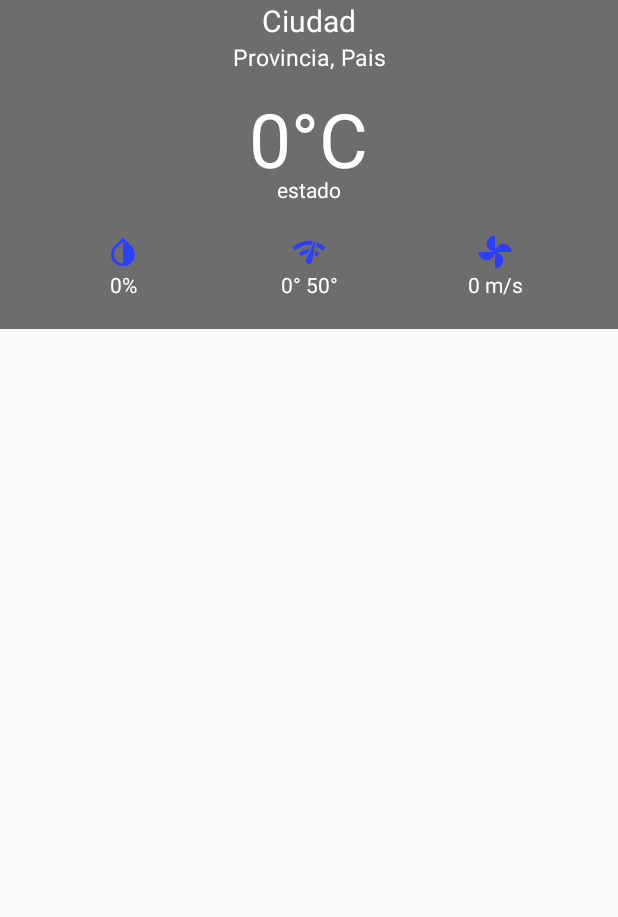
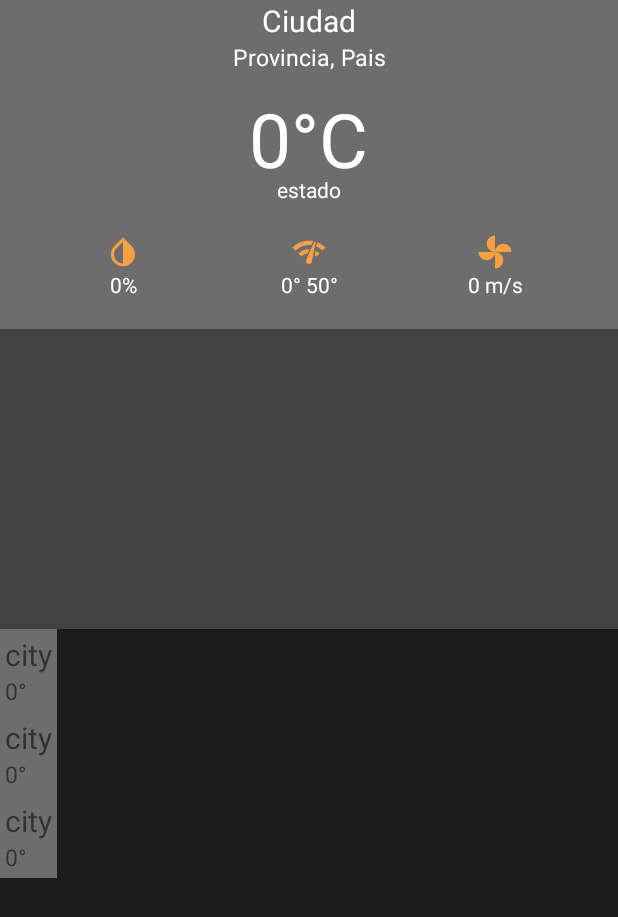
Before and after one commit to SabaPablo/weatherApp, an Android app: the layout activity_main.xml on its own in the app's theme, with its tools: preview values and no code run, on a phone screen of 412 x 824 dp. Shown: the top 917 px of the screen. Run offline under Robolectric (Android 15) with nearby library versions, the phone set to English and light mode, and no system bars; network calls fail.

Commit message:
:sparkles: world weathers - :hammer: prepare to set name of city

```diff
--- a/app/build.gradle
+++ b/app/build.gradle
@@ -38,5 +38,8 @@ dependencies {
     implementation 'com.android.support:design:27.1.1'
     implementation 'com.squareup.picasso:picasso:2.71828'
     implementation 'net.danlew:android.joda:2.10.1.1'
+    implementation "io.reactivex.rxjava2:rxjava:2.2.6"
+    implementation 'com.jakewharton.retrofit:retrofit2-rxjava2-adapter:1.0.0'
+
 
 }
--- a/app/src/main/java/com/example/saba/weatherapp/adapters/WeathersAdapter.kt
+++ b/app/src/main/java/com/example/saba/weatherapp/adapters/WeathersAdapter.kt
@@ -41,7 +41,7 @@ class WeathersAdapter : BaseAdapter {
         val pair = weatherList!![position]
         val inputDate = SimpleDateFormat("yyyy-MM-dd").parse(pair.first)
         val calendar = Calendar.getInstance()
-        calendar.setTime(inputDate)
+        calendar.time = inputDate
         val esLocale = Locale("es", "ES")
         val dayOfWeek = calendar.getDisplayName(Calendar.DAY_OF_WEEK, Calendar.LONG, esLocale)
         val minTemp = pair.second.main!!.temp_min!!.toInt().toString()
@@ -77,8 +77,8 @@ class WeathersAdapter : BaseAdapter {
 
         init {
             this.temp = view?.findViewById(R.id.temp_tv) as TextView
-            this.nameDay = view?.findViewById(R.id.name_day_tv) as TextView
-            this.imageView = view?.findViewById(R.id.icon_item_weather_iv)
+            this.nameDay = view.findViewById(R.id.name_day_tv) as TextView
+            this.imageView = view.findViewById(R.id.icon_item_weather_iv)
         }
     }
 
--- a/app/src/main/java/com/example/saba/weatherapp/application/AppAplication.kt
+++ b/app/src/main/java/com/example/saba/weatherapp/application/AppAplication.kt
@@ -4,6 +4,7 @@ import android.app.Application
 import com.example.saba.weatherapp.services.IpLocationService
 import com.example.saba.weatherapp.services.WeatherInterceptor
 import com.example.saba.weatherapp.services.WeatherService
+import com.jakewharton.retrofit2.adapter.rxjava2.RxJava2CallAdapterFactory
 import okhttp3.OkHttpClient
 import retrofit2.Retrofit
 import retrofit2.converter.gson.GsonConverterFactory
@@ -28,6 +29,7 @@ class AppAplication : Application() {
         var retrofitOpenWeather = Retrofit.Builder().apply{
             baseUrl("https://api.openweathermap.org/").
                     addConverterFactory(GsonConverterFactory.create())
+                addCallAdapterFactory(RxJava2CallAdapterFactory.create())
             client(apiClient)
         }.build()
         weatherService = retrofitOpenWeather.create(WeatherService::class.java)
--- a/app/src/main/java/com/example/saba/weatherapp/services/WeatherService.kt
+++ b/app/src/main/java/com/example/saba/weatherapp/services/WeatherService.kt
@@ -11,10 +11,10 @@ import retrofit2.http.Query
 interface WeatherService {
 
     @GET("/data/2.5/weather")
-    fun getWeather(@Query("lat") lat:Double, @Query("lon") lon:Double) : Call<Weather>
+    fun getWeather(@Query("lat") lat:Double?, @Query("lon") lon:Double?, @Query("q") q: String?) : Call<Weather>
 
     @GET("/data/2.5/forecast")
-    fun getFiveDaysWeather(@Query("lat") lat:Double, @Query("lon") lon:Double) : Call<FiveDaysWeather>
+    fun getFiveDaysWeather(@Query("lat") lat:Double?, @Query("lon") lon:Double?, @Query("q") q : String?) : Call<FiveDaysWeather>
 
 
 
--- a/app/src/main/java/com/example/saba/weatherapp/views/MainView.java
+++ b/app/src/main/java/com/example/saba/weatherapp/views/MainView.java
@@ -8,6 +8,7 @@ import com.example.saba.weatherapp.model.Weather;
 import org.jetbrains.annotations.NotNull;
 import org.jetbrains.annotations.Nullable;
 
+import java.util.List;
 import java.util.Map;
 import java.util.Set;
 
@@ -30,4 +31,5 @@ public interface MainView {
 
     void renderfiveDays(@NotNull Map<String, Weather> weathers);
 
+    void renderWorldWeather(@NotNull List<Weather> res);
 }
--- a/app/src/main/res/drawable/ic_invert_colors_black_24dp.xml
+++ b/app/src/main/res/drawable/ic_invert_colors_black_24dp.xml
@@ -1,4 +1,4 @@
-<vector android:height="24dp" android:tint="#2B3FFF"
+<vector android:height="24dp" android:tint="#F9A03F"
     android:viewportHeight="24.0" android:viewportWidth="24.0"
     android:width="24dp" xmlns:android="http://schemas.android.com/apk/res/android">
     <path android:fillColor="#FF000000" android:pathData="M17.66,7.93L12,2.27 6.34,7.93c-3.12,3.12 -3.12,8.19 0,11.31C7.9,20.8 9.95,21.58 12,21.58c2.05,0 4.1,-0.78 5.66,-2.34 3.12,-3.12 3.12,-8.19 0,-11.31zM12,19.59c-1.6,0 -3.11,-0.62 -4.24,-1.76C6.62,16.69 6,15.19 6,13.59s0.62,-3.11 1.76,-4.24L12,5.1v14.49z"/>
--- a/app/src/main/res/drawable/ic_network_check_black_24dp.xml
+++ b/app/src/main/res/drawable/ic_network_check_black_24dp.xml
@@ -1,4 +1,4 @@
-<vector android:height="24dp" android:tint="#2B3FFF"
+<vector android:height="24dp" android:tint="#F9A03F"
     android:viewportHeight="24.0" android:viewportWidth="24.0"
     android:width="24dp" xmlns:android="http://schemas.android.com/apk/res/android">
     <path android:fillColor="#FF000000" android:pathData="M15.9,5c-0.17,0 -0.32,0.09 -0.41,0.23l-0.07,0.15 -5.18,11.65c-0.16,0.29 -0.26,0.61 -0.26,0.96 0,1.11 0.9,2.01 2.01,2.01 0.96,0 1.77,-0.68 1.96,-1.59l0.01,-0.03L16.4,5.5c0,-0.28 -0.22,-0.5 -0.5,-0.5zM1,9l2,2c2.88,-2.88 6.79,-4.08 10.53,-3.62l1.19,-2.68C9.89,3.84 4.74,5.27 1,9zM21,11l2,-2c-1.64,-1.64 -3.55,-2.82 -5.59,-3.57l-0.53,2.82c1.5,0.62 2.9,1.53 4.12,2.75zM17,15l2,-2c-0.8,-0.8 -1.7,-1.42 -2.66,-1.89l-0.55,2.92c0.42,0.27 0.83,0.59 1.21,0.97zM5,13l2,2c1.13,-1.13 2.56,-1.79 4.03,-2l1.28,-2.88c-2.63,-0.08 -5.3,0.87 -7.31,2.88z"/>
--- a/app/src/main/res/drawable/ic_toys_black_24dp.xml
+++ b/app/src/main/res/drawable/ic_toys_black_24dp.xml
@@ -1,4 +1,4 @@
-<vector android:height="24dp" android:tint="#2B3FFF"
+<vector android:height="24dp" android:tint="#F9A03F"
     android:viewportHeight="24.0" android:viewportWidth="24.0"
     android:width="24dp" xmlns:android="http://schemas.android.com/apk/res/android">
     <path android:fillColor="#FF000000" android:pathData="M12,12c0,-3 2.5,-5.5 5.5,-5.5S23,9 23,12L12,12zM12,12c0,3 -2.5,5.5 -5.5,5.5S1,15 1,12h11zM12,12c-3,0 -5.5,-2.5 -5.5,-5.5S9,1 12,1v11zM12,12c3,0 5.5,2.5 5.5,5.5S15,23 12,23L12,12z"/>
--- a/app/src/main/res/layout/activity_main.xml
+++ b/app/src/main/res/layout/activity_main.xml
@@ -2,6 +2,7 @@
     xmlns:android="http://schemas.android.com/apk/res/android"
     android:layout_height="match_parent"
     android:layout_width="match_parent"
+    android:background="@color/colorPrimaryDark"
     android:orientation="vertical">
     <LinearLayout
         android:layout_width="match_parent"
@@ -127,7 +128,7 @@
     </LinearLayout>
     <LinearLayout
         android:layout_width="match_parent"
-        android:layout_height="wrap_content"
+        android:layout_height="200dp"
         android:background="@color/colorPrimary">
         <ListView
             android:id="@+id/five_days_weather_lv"
@@ -136,4 +137,13 @@
 
         </ListView>
     </LinearLayout>
+
+    <android.support.v7.widget.RecyclerView
+        android:id="@+id/weather_world_rv"
+        android:layout_width="match_parent"
+        android:layout_height="wrap_content"
+        android:orientation="horizontal"
+        xmlns:tools="http://schemas.android.com/tools"
+        tools:listitem="@layout/weather_card_view">
+    </android.support.v7.widget.RecyclerView>
 </LinearLayout>
--- /dev/null
+++ b/app/src/main/res/layout/weather_card_view.xml
@@ -0,0 +1,32 @@
+<LinearLayout
+    android:layout_width="wrap_content"
+    android:layout_height="wrap_content"
+    android:orientation="vertical"
+    android:padding="3dp"
+    android:background="@color/colorPrimarylight"
+
+    xmlns:android="http://schemas.android.com/apk/res/android">
+
+    <TextView
+        android:id="@+id/name_city_tv"
+        android:layout_width="wrap_content"
+        android:textSize="20sp"
+        android:layout_height="wrap_content"
+        android:text="city" />
+    <LinearLayout
+        android:layout_width="wrap_content"
+        android:orientation="horizontal"
+        android:layout_height="wrap_content">
+        <TextView
+            android:id="@+id/temp_city_tv"
+            android:text="0°"
+            android:textSize="15sp"
+            android:layout_width="wrap_content"
+            android:layout_height="wrap_content" />
+        <ImageView
+            android:id="@+id/icon_weather_iv"
+            android:layout_width="wrap_content"
+            android:layout_height="wrap_content" />
+    </LinearLayout>
+
+</LinearLayout>
--- a/app/src/main/res/values/strings.xml
+++ b/app/src/main/res/values/strings.xml
@@ -1,3 +1,3 @@
 <resources>
-    <string name="app_name">weatherApp</string>
+    <string name="app_name">WeatherApp</string>
 </resources>
```
Also changed, not shown: app/src/main/java/com/example/saba/weatherapp/adapters/WeatherWorldAdapter.kt (added, +66 -0 lines), app/src/main/java/com/example/saba/weatherapp/views/MainActivity.kt (+14 -5 lines), app/src/main/java/com/example/saba/weatherapp/views/MainPresenter.kt (+57 -8 lines), app/src/main/res/values/arrays.xml (added, +10 -0 lines).
